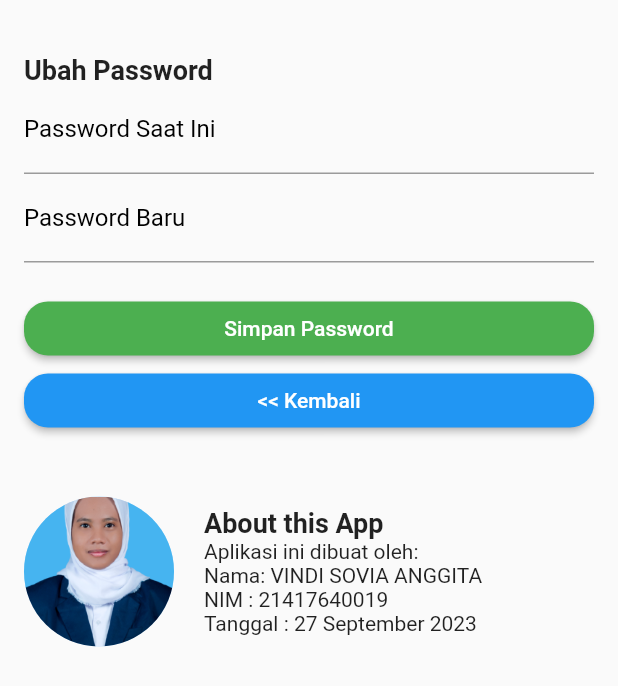
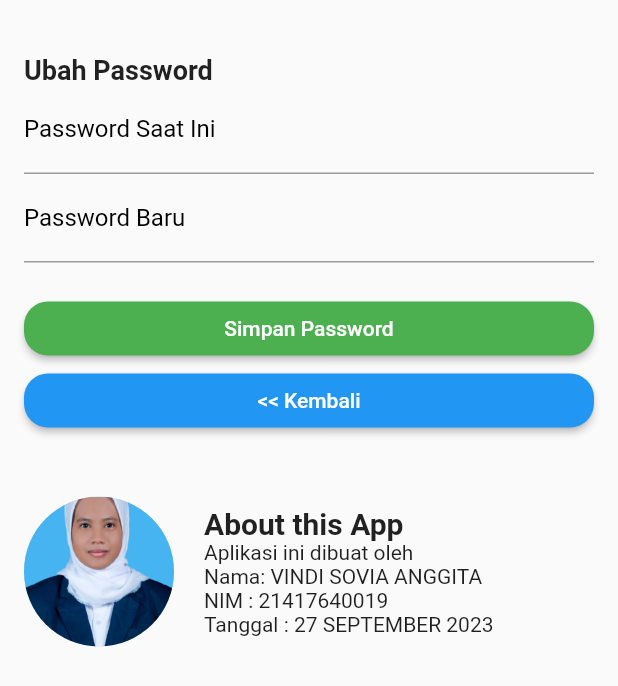
Before and after one commit to VindiSovia/kas_bkn, a Flutter app: the SettingsPage screen opened by its route, on a phone screen of 412 x 824 dp. Shown: the top 686 px of the screen. Run offline on Flutter 3.47's test engine with Material 2 defaults, Android fonts, the light colour scheme and no system bars; our stand-ins replace drift, fl_chart, sqflite; accounts and stored records are empty.

Commit message:
page pengaturan

```diff
--- a/lib/pages/Pengaturan.dart
+++ b/lib/pages/Pengaturan.dart
@@ -15,7 +15,7 @@ class _SettingsPageState extends State<SettingsPage> {
 
   String developerName = "VINDI SOVIA ANGGITA";
   String developerNim = "21417640019";
-  String dateApp = "27 September 2023";
+  String dateApp = "27 SEPTEMBER 2023";
 
   final DbHelper dbHelper = DbHelper();
 
@@ -97,9 +97,9 @@ class _SettingsPageState extends State<SettingsPage> {
                       const Text(
                         "About this App",
                         style: TextStyle(
-                            fontWeight: FontWeight.bold, fontSize: 18),
+                            fontWeight: FontWeight.bold, fontSize: 20),
                       ),
-                      const Text("Aplikasi ini dibuat oleh: "),
+                      const Text("Aplikasi ini dibuat oleh "),
                       Text("Nama: $developerName"),
                       Text("NIM : $developerNim"),
                       Text("Tanggal : $dateApp"),
```
